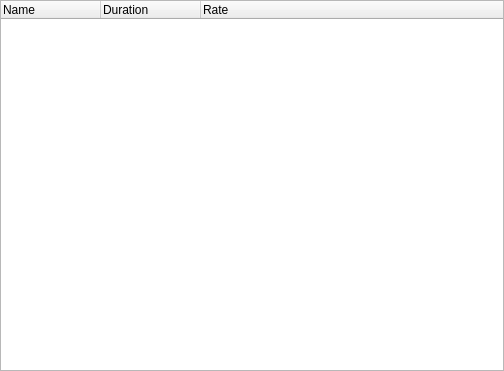
Before: the Qt Designer form panels/project.ui in olive-editor/olive, drawn with Qt 5.
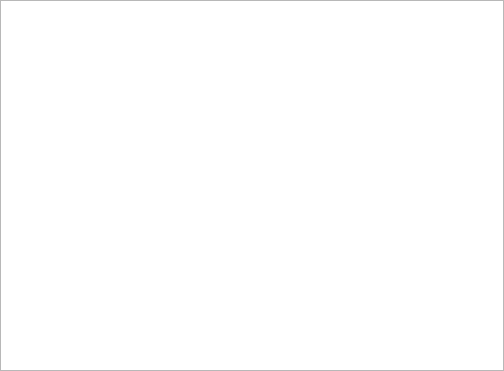
After: the same form once the commit is applied. Custom widgets are drawn as their Qt base class.

Commit message: massive rewrite of project data system

```diff
--- a/panels/project.ui
+++ b/panels/project.ui
@@ -34,7 +34,7 @@
      <number>0</number>
     </property>
     <item>
-     <widget class="SourceTable" name="treeWidget">
+     <widget class="SourceTable" name="treeView">
       <property name="acceptDrops">
        <bool>true</bool>
       </property>
@@ -50,39 +50,6 @@
       <property name="selectionMode">
        <enum>QAbstractItemView::ExtendedSelection</enum>
       </property>
-      <property name="selectionBehavior">
-       <enum>QAbstractItemView::SelectRows</enum>
-      </property>
-      <property name="rootIsDecorated">
-       <bool>true</bool>
-      </property>
-      <property name="itemsExpandable">
-       <bool>true</bool>
-      </property>
-      <property name="headerHidden">
-       <bool>false</bool>
-      </property>
-      <property name="expandsOnDoubleClick">
-       <bool>false</bool>
-      </property>
-      <attribute name="headerStretchLastSection">
-       <bool>true</bool>
-      </attribute>
-      <column>
-       <property name="text">
-        <string>Name</string>
-       </property>
-      </column>
-      <column>
-       <property name="text">
-        <string>Duration</string>
-       </property>
-      </column>
-      <column>
-       <property name="text">
-        <string>Rate</string>
-       </property>
-      </column>
      </widget>
     </item>
    </layout>
@@ -91,7 +58,7 @@
  <customwidgets>
   <customwidget>
    <class>SourceTable</class>
-   <extends>QTreeWidget</extends>
+   <extends>QTreeView</extends>
    <header>ui/sourcetable.h</header>
   </customwidget>
  </customwidgets>
```
Left out of the diff: 3 changed lines with no effect on the pictures. The commit also changes 43 other files.
